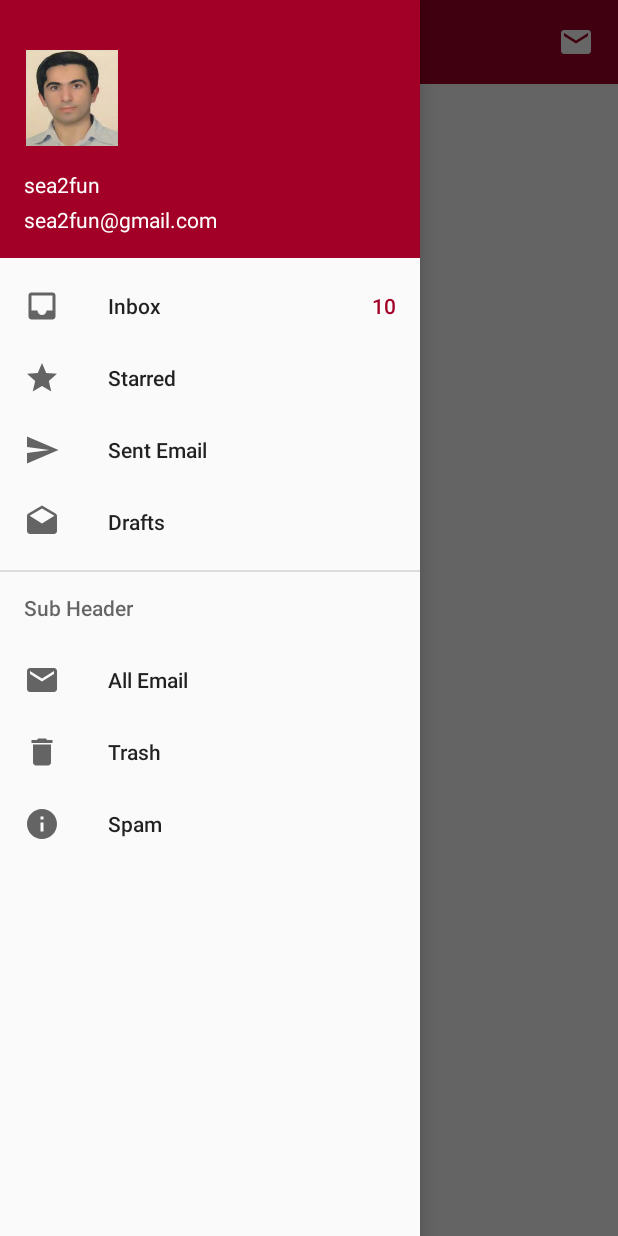
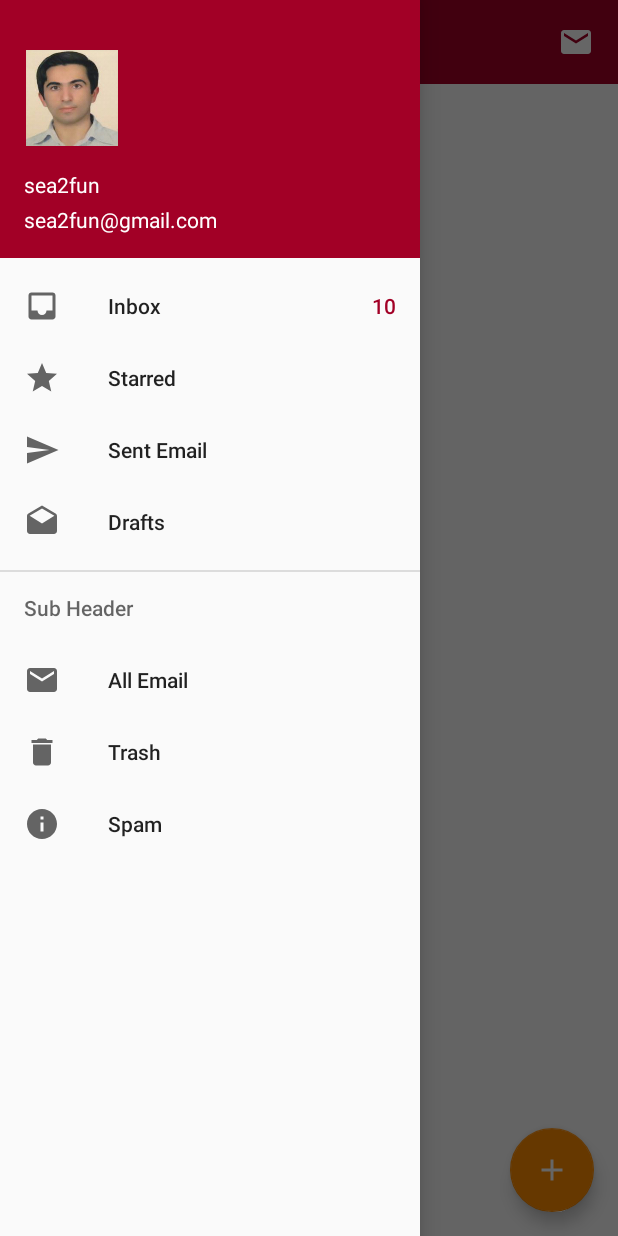
Before and after one commit to esmaeil-ahmadipour/Android_MaterialDesign, an Android app: the OneActivity screen opened directly, with no data from a screen before it, with the side drawer open, on a phone screen of 412 x 824 dp. Run offline under Robolectric (Android 15) with nearby library versions, the phone set to English and light mode, and no system bars.

Commit message:
Commit> Add Floating Action Button

```diff
--- a/app/src/main/java/ir/ea2/android_materialdesign/OneActivity.java
+++ b/app/src/main/java/ir/ea2/android_materialdesign/OneActivity.java
@@ -5,12 +5,14 @@
 import android.os.Build;
 import android.os.Bundle;
 import android.view.MenuItem;
+import android.view.View;
 import android.view.Window;
 import android.view.WindowManager;
 import android.widget.ImageView;
 import android.widget.TextView;
 import android.widget.Toast;
 
+import com.google.android.material.floatingactionbutton.FloatingActionButton;
 import com.google.android.material.navigation.NavigationView;
 
 import androidx.annotation.IdRes;
@@ -27,14 +29,14 @@
     private DrawerLayout drawerLayout;
     private NavigationView navigationView;
     private Toolbar mainToolbar;
+    private FloatingActionButton fab;
 
     @Override
     protected void onCreate(Bundle savedInstanceState) {
         super.onCreate(savedInstanceState);
         setContentView(R.layout.navigation_drawer);
         context = this;
-        if(Build.VERSION.SDK_INT >= Build.VERSION_CODES.LOLLIPOP)
-        {
+        if (Build.VERSION.SDK_INT >= Build.VERSION_CODES.LOLLIPOP) {
             Window window = getWindow();
             window.addFlags(WindowManager.LayoutParams.FLAG_DRAWS_SYSTEM_BAR_BACKGROUNDS);
             window.setStatusBarColor(Color.TRANSPARENT);
@@ -43,7 +45,17 @@
         setupToolbar();
         setViews();
         setupNavigationView();
+        setupListeners();
+    }
 
+    private void setupListeners() {
+        fab.setOnClickListener(new View.OnClickListener() {
+            @Override
+            public void onClick(View v) {
+                Toast.makeText(context, getResources().getString(R.string.app_title), Toast.LENGTH_SHORT)
+                        .show();
+            }
+        });
     }
 
 
@@ -56,6 +68,7 @@
 
 
     private void setViews() {
+        fab = findViewById(R.id.ac_one_fab);
         drawerLayout = findViewById(R.id.drawer_layout);
         navigationView = findViewById(R.id.navigation_view);
         ActionBarDrawerToggle toggle = new ActionBarDrawerToggle(this, drawerLayout, mainToolbar, R.string.open_drawer, R.string.close_drawer);
@@ -96,7 +109,8 @@
                 Toast.makeText(this, R.string.nav_spam, Toast.LENGTH_SHORT).show();
                 break;
             default:
-                Toast.makeText(context, getResources().getString(R.string.toast_select_item), Toast.LENGTH_SHORT).show();
+                Toast.makeText(context, getResources().getString(R.string.toast_select_item), Toast.LENGTH_SHORT)
+                        .show();
         }
         drawerLayout.closeDrawer(GravityCompat.START);
         return true;
--- /dev/null
+++ b/app/src/main/res/drawable/ic_add.xml
@@ -0,0 +1,5 @@
+<vector android:height="24dp" android:tint="#FFFFFF"
+    android:viewportHeight="24.0" android:viewportWidth="24.0"
+    android:width="24dp" xmlns:android="http://schemas.android.com/apk/res/android">
+    <path android:fillColor="#FF000000" android:pathData="M19,13h-6v6h-2v-6H5v-2h6V5h2v6h6v2z"/>
+</vector>
--- a/app/src/main/res/layout/activity_one.xml
+++ b/app/src/main/res/layout/activity_one.xml
@@ -12,4 +12,17 @@
             app:layout_constraintEnd_toEndOf="parent"
             app:layout_constraintTop_toTopOf="parent" />
 
-    </androidx.constraintlayout.widget.ConstraintLayout>
+    <com.google.android.material.floatingactionbutton.FloatingActionButton
+        android:id="@+id/ac_one_fab"
+        android:layout_width="wrap_content"
+        android:layout_height="wrap_content"
+        android:layout_marginEnd="16dp"
+        android:layout_marginBottom="16dp"
+        android:clickable="true"
+        android:elevation="8dp"
+        app:fabSize="normal"
+        android:src="@drawable/ic_add"
+        app:layout_constraintBottom_toBottomOf="parent"
+        app:layout_constraintEnd_toEndOf="parent" />
+
+</androidx.constraintlayout.widget.ConstraintLayout>
```
